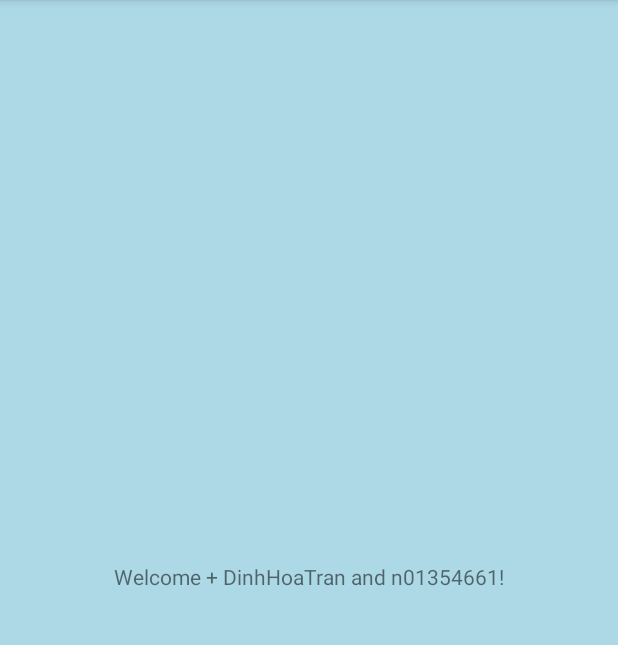
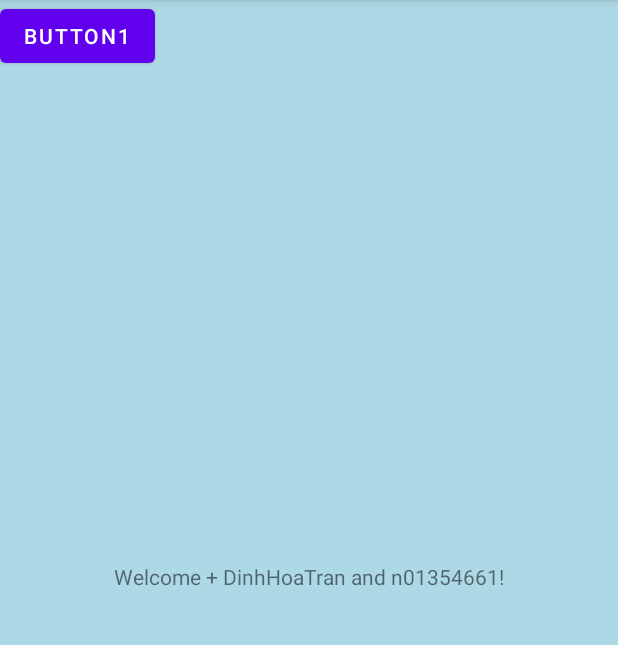
Before and after one commit to DinhHoaTran123/DinhHoaTranAssign1, an Android app: the screen it shows after launch (DinhActivity), on a phone screen of 412 x 824 dp, the part 84-729 px from its top. Run offline under Robolectric (Android 15) with nearby library versions, the phone set to English and light mode, and no system bars.

Commit message:
Initial commit

```diff
--- a/DinhLab11/src/main/java/dinh/tran/n01354661/DinhActivity.java
+++ b/DinhLab11/src/main/java/dinh/tran/n01354661/DinhActivity.java
@@ -12,17 +12,19 @@ import android.widget.Button;
 import android.widget.Toast;
 
 public class DinhActivity extends AppCompatActivity {
-
+    Button button1;
+    Button mybutton_id;
     @Override
     protected void onCreate(Bundle savedInstanceState) {
         super.onCreate(savedInstanceState);
         setContentView(R.layout.activity_main);
 
-       final Button button = findViewById(R.id.mybutton_id);
-        button.setOnClickListener(new View.OnClickListener() {
-            public <MainActivity> void onClick(View v) {
+       button1 = findViewById(R.id.button1);
+        button1.setOnClickListener(new View.OnClickListener(){
+        @Override
+            public  void onClick(View view) {
 
-                Toast.makeText(MainActivity.this, "Hello!", Toast.LENGTH_SHORT).show();
+                Toast.makeText(DinhActivity.this,"DinhHoaTran - PhanMinhAnh",Toast.LENGTH_LONG).show();
                 //Website
                 Intent browserIntent = new Intent(Intent.ACTION_VIEW, Uri.parse("https://www.youtube.com/"));
             }
--- a/DinhLab11/src/main/res/layout/activity_main.xml
+++ b/DinhLab11/src/main/res/layout/activity_main.xml
@@ -16,4 +16,10 @@
         app:layout_constraintRight_toRightOf="parent"
         app:layout_constraintTop_toTopOf="parent" />
 
+    <Button
+        android:id="@+id/button1"
+        android:text="Button1"
+        android:layout_width="wrap_content"
+        android:layout_height="wrap_content" />
+
 </androidx.constraintlayout.widget.ConstraintLayout>
```
